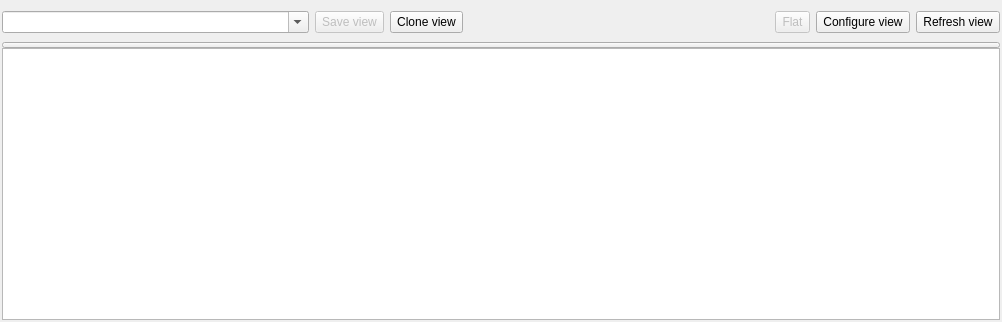
First picture: the form in machinelistviewer.ui, repository qmc2/qmc2-mame-fe, before the edit.
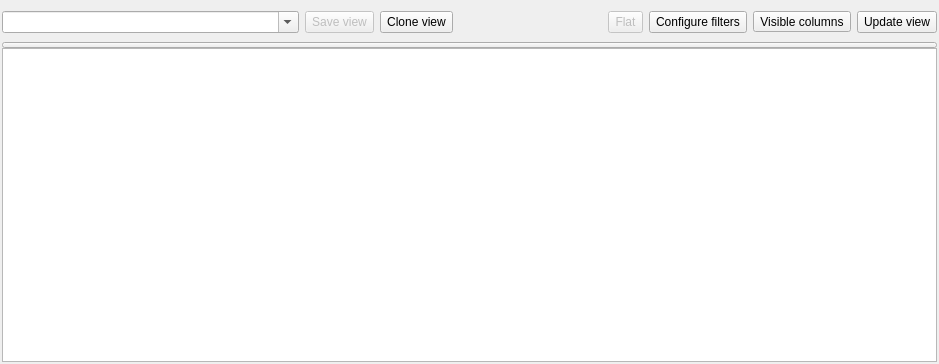
Second picture: the form after the edit. Icons and pictures are not drawn.

Commit message: wip: layout changes and menu-button additions

Diff of the .ui file:
```diff
--- a/machinelistviewer.ui
+++ b/machinelistviewer.ui
@@ -6,8 +6,8 @@
    <rect>
     <x>0</x>
     <y>0</y>
-    <width>1002</width>
-    <height>322</height>
+    <width>939</width>
+    <height>364</height>
    </rect>
   </property>
   <property name="windowTitle">
@@ -22,55 +22,13 @@
    </property>
    <item row="0" column="0">
     <widget class="QWidget" name="widgetMenu" native="true">
-     <layout class="QGridLayout" name="gridLayout_2">
+     <layout class="QGridLayout" name="gridLayout_2" columnstretch="2,0,0,1,0,0,0,0">
       <property name="leftMargin">
        <number>0</number>
       </property>
       <property name="rightMargin">
        <number>0</number>
       </property>
-      <item row="0" column="0">
-       <widget class="QComboBox" name="comboBoxViewName">
-        <property name="sizePolicy">
-         <sizepolicy hsizetype="MinimumExpanding" vsizetype="Minimum">
-          <horstretch>0</horstretch>
-          <verstretch>0</verstretch>
-         </sizepolicy>
-        </property>
-        <property name="toolTip">
-         <string>Enter a unique name for this view or select an existing one</string>
-        </property>
-        <property name="editable">
-         <bool>true</bool>
-        </property>
-       </widget>
-      </item>
-      <item row="0" column="1">
-       <widget class="QToolButton" name="toolButtonSaveView">
-        <property name="enabled">
-         <bool>false</bool>
-        </property>
-        <property name="sizePolicy">
-         <sizepolicy hsizetype="Fixed" vsizetype="Minimum">
-          <horstretch>0</horstretch>
-          <verstretch>0</verstretch>
-         </sizepolicy>
-        </property>
-        <property name="toolTip">
-         <string>Save view</string>
-        </property>
-        <property name="text">
-         <string>Save view</string>
-        </property>
-        <property name="icon">
-         <iconset resource="qmc2.qrc">
-          <normaloff>:/data/img/filesaveas_and_apply.png</normaloff>:/data/img/filesaveas_and_apply.png</iconset>
-        </property>
-        <property name="toolButtonStyle">
-         <enum>Qt::ToolButtonTextBesideIcon</enum>
-        </property>
-       </widget>
-      </item>
       <item row="0" column="2">
        <widget class="QToolButton" name="toolButtonCloneView">
         <property name="sizePolicy">
@@ -110,6 +68,29 @@
         </property>
        </spacer>
       </item>
+      <item row="0" column="7">
+       <widget class="QToolButton" name="toolButtonUpdateView">
+        <property name="sizePolicy">
+         <sizepolicy hsizetype="Fixed" vsizetype="Minimum">
+          <horstretch>0</horstretch>
+          <verstretch>0</verstretch>
+         </sizepolicy>
+        </property>
+        <property name="toolTip">
+         <string>Update view</string>
+        </property>
+        <property name="text">
+         <string>Update view</string>
+        </property>
+        <property name="icon">
+         <iconset resource="qmc2.qrc">
+          <normaloff>:/data/img/reload.png</normaloff>:/data/img/reload.png</iconset>
+        </property>
+        <property name="toolButtonStyle">
+         <enum>Qt::ToolButtonTextBesideIcon</enum>
+        </property>
+       </widget>
+      </item>
       <item row="0" column="4">
        <widget class="QToolButton" name="toolButtonViewModeToggle">
         <property name="enabled">
@@ -136,6 +117,32 @@
         </property>
        </widget>
       </item>
+      <item row="0" column="1">
+       <widget class="QToolButton" name="toolButtonSaveView">
+        <property name="enabled">
+         <bool>false</bool>
+        </property>
+        <property name="sizePolicy">
+         <sizepolicy hsizetype="Fixed" vsizetype="Minimum">
+          <horstretch>0</horstretch>
+          <verstretch>0</verstretch>
+         </sizepolicy>
+        </property>
+        <property name="toolTip">
+         <string>Save view</string>
+        </property>
+        <property name="text">
+         <string>Save view</string>
+        </property>
+        <property name="icon">
+         <iconset resource="qmc2.qrc">
+          <normaloff>:/data/img/filesaveas_and_apply.png</normaloff>:/data/img/filesaveas_and_apply.png</iconset>
+        </property>
+        <property name="toolButtonStyle">
+         <enum>Qt::ToolButtonTextBesideIcon</enum>
+        </property>
+       </widget>
+      </item>
       <item row="0" column="5">
        <widget class="QToolButton" name="toolButtonConfigureView">
         <property name="sizePolicy">
@@ -148,7 +155,7 @@
          <string>Configure view</string>
         </property>
         <property name="text">
-         <string>Configure view</string>
+         <string>Configure filters</string>
         </property>
         <property name="icon">
          <iconset resource="qmc2.qrc">
@@ -159,19 +166,29 @@
         </property>
        </widget>
       </item>
+      <item row="0" column="0">
+       <widget class="QComboBox" name="comboBoxViewName">
+        <property name="sizePolicy">
+         <sizepolicy hsizetype="MinimumExpanding" vsizetype="Minimum">
+          <horstretch>0</horstretch>
+          <verstretch>0</verstretch>
+         </sizepolicy>
+        </property>
+        <property name="toolTip">
+         <string>Enter a unique name for this view or select an existing one</string>
+        </property>
+        <property name="editable">
+         <bool>true</bool>
+        </property>
+       </widget>
+      </item>
       <item row="0" column="6">
-       <widget class="QToolButton" name="toolButtonRefreshView">
-        <property name="sizePolicy">
-         <sizepolicy hsizetype="Fixed" vsizetype="Minimum">
-          <horstretch>0</horstretch>
-          <verstretch>0</verstretch>
-         </sizepolicy>
-        </property>
+       <widget class="QToolButton" name="toolButtonVisibleColumns">
         <property name="toolTip">
          <string>Refresh view</string>
         </property>
         <property name="text">
-         <string>Refresh view</string>
+         <string>Visible columns</string>
         </property>
         <property name="icon">
          <iconset resource="qmc2.qrc">
```
Left out of the diff: 15 changed lines with no effect on the pictures. The commit also changes 8 other files.
